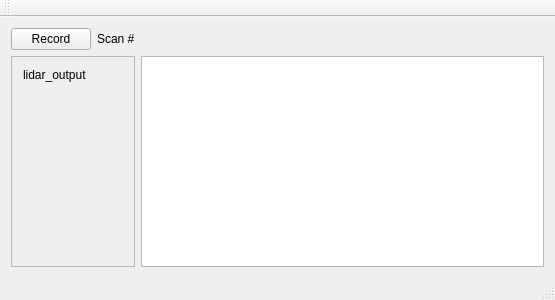
Old version of the form cpp/lidar/lidar_gui/mainwindow.ui in the repository berickson/car.
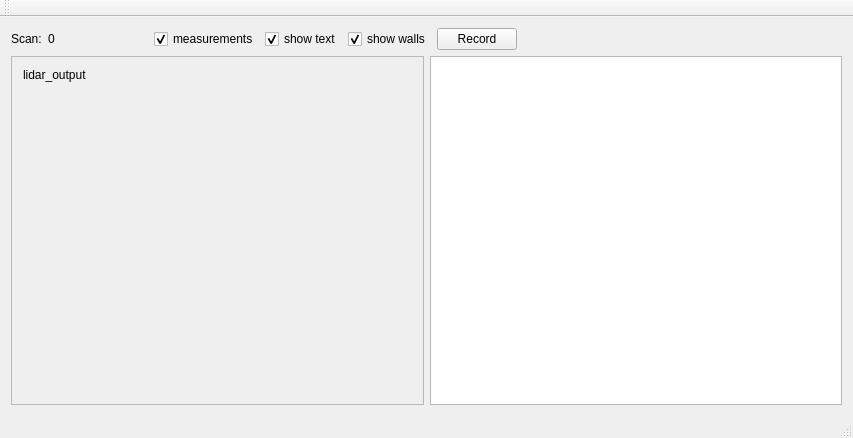
New version of the form.

Commit message: better line fitting

```diff
--- a/cpp/lidar/lidar_gui/mainwindow.ui
+++ b/cpp/lidar/lidar_gui/mainwindow.ui
@@ -6,8 +6,8 @@
    <rect>
     <x>0</x>
     <y>0</y>
-    <width>555</width>
-    <height>300</height>
+    <width>853</width>
+    <height>438</height>
    </rect>
   </property>
   <property name="windowTitle">
@@ -15,15 +15,92 @@
   </property>
   <widget class="QWidget" name="centralWidget">
    <layout class="QGridLayout" name="gridLayout">
-    <item row="0" column="1">
+    <item row="0" column="0">
+     <layout class="QVBoxLayout" name="verticalLayout_2">
+      <item>
+       <layout class="QHBoxLayout" name="horizontalLayout_2">
+        <item>
+         <widget class="QLabel" name="label">
+          <property name="text">
+           <string>Scan:</string>
+          </property>
+         </widget>
+        </item>
+        <item>
      <widget class="QLabel" name="scan_count_label">
+          <property name="minimumSize">
+           <size>
+            <width>100</width>
+            <height>0</height>
+           </size>
+          </property>
       <property name="text">
-       <string>Scan #</string>
+           <string>0</string>
       </property>
      </widget>
     </item>
-    <item row="1" column="0" colspan="2">
-     <widget class="QScrollArea" name="scrollArea">
+        <item>
+         <widget class="QCheckBox" name="show_measurements_checkbox">
+          <property name="text">
+           <string>measurements</string>
+          </property>
+          <property name="checked">
+           <bool>true</bool>
+          </property>
+         </widget>
+        </item>
+        <item>
+         <widget class="QCheckBox" name="show_text_checkbox">
+          <property name="text">
+           <string>show text</string>
+          </property>
+          <property name="checked">
+           <bool>true</bool>
+          </property>
+         </widget>
+        </item>
+        <item>
+         <widget class="QCheckBox" name="show_walls_lines_checkbox">
+          <property name="text">
+           <string>show walls</string>
+          </property>
+          <property name="checked">
+           <bool>true</bool>
+          </property>
+         </widget>
+        </item>
+        <item>
+         <widget class="QPushButton" name="record_button">
+          <property name="text">
+           <string>Record</string>
+          </property>
+          <property name="checkable">
+           <bool>true</bool>
+          </property>
+          <property name="checked">
+           <bool>false</bool>
+          </property>
+         </widget>
+        </item>
+        <item>
+         <spacer name="horizontalSpacer">
+          <property name="orientation">
+           <enum>Qt::Horizontal</enum>
+          </property>
+          <property name="sizeHint" stdset="0">
+           <size>
+            <width>40</width>
+            <height>20</height>
+           </size>
+          </property>
+         </spacer>
+        </item>
+       </layout>
+      </item>
+      <item>
+       <layout class="QHBoxLayout" name="horizontalLayout">
+        <item>
+         <widget class="QScrollArea" name="lidar_output_panel">
       <property name="widgetResizable">
        <bool>true</bool>
       </property>
@@ -32,8 +109,8 @@
         <rect>
          <x>0</x>
          <y>0</y>
-         <width>129</width>
-         <height>188</height>
+             <width>411</width>
+             <height>320</height>
         </rect>
        </property>
        <layout class="QVBoxLayout" name="verticalLayout">
@@ -57,21 +134,12 @@
       </widget>
      </widget>
     </item>
-    <item row="1" column="2">
+        <item>
      <widget class="QGraphicsView" name="graphics_view"/>
     </item>
-    <item row="0" column="0">
-     <widget class="QPushButton" name="record_button">
-      <property name="text">
-       <string>Record</string>
-      </property>
-      <property name="checkable">
-       <bool>true</bool>
-      </property>
-      <property name="checked">
-       <bool>false</bool>
-      </property>
-     </widget>
+       </layout>
+      </item>
+     </layout>
     </item>
    </layout>
   </widget>
```
Left out of the diff: 2 changed lines with no effect on the pictures. Lines whose indentation alone changed are shown as unchanged. The commit also changes 6 other files.
